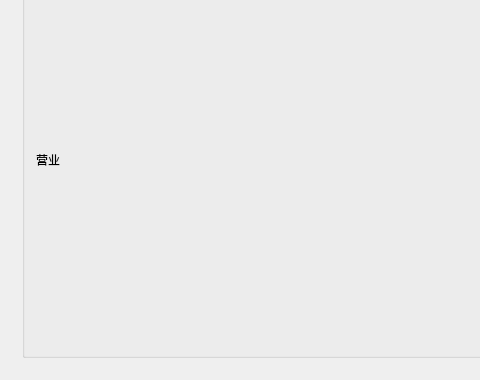
toiime/BMS, file BMS/BMS/bms.ui: the form before one commit; both pictures show x 0 to 480 and y 109 to 489 of the 723 by 489 pixel window.
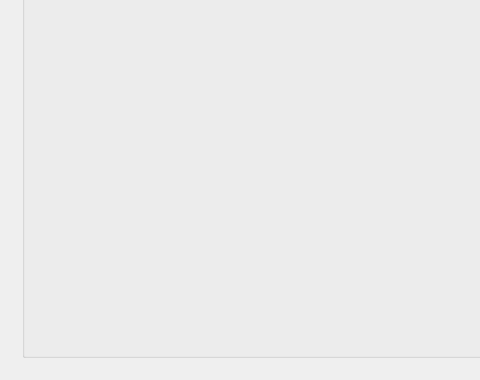
The form after the commit. The open tabs and pages were chosen to show the change.

```diff
--- a/BMS/BMS/bms.ui
+++ b/BMS/BMS/bms.ui
@@ -59,10 +59,8 @@
          </property>
          <layout class="QHBoxLayout" name="horizontalLayout_5">
           <item>
-           <widget class="QLabel" name="label">
-            <property name="text">
-             <string>营业</string>
-            </property>
+           <widget class="QWidget" name="widgetBusiness" native="true">
+            <layout class="QGridLayout" name="gridLayout"/>
            </widget>
           </item>
          </layout>
```
Left out of the diff: 2 changed lines with no effect on the pictures.
